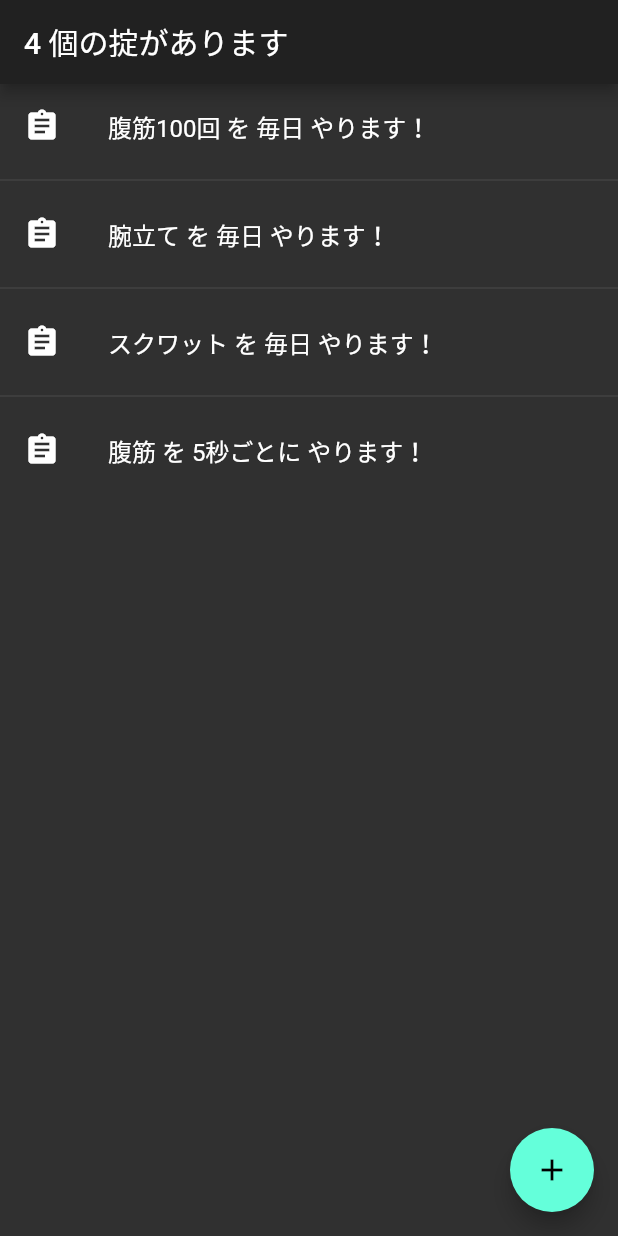
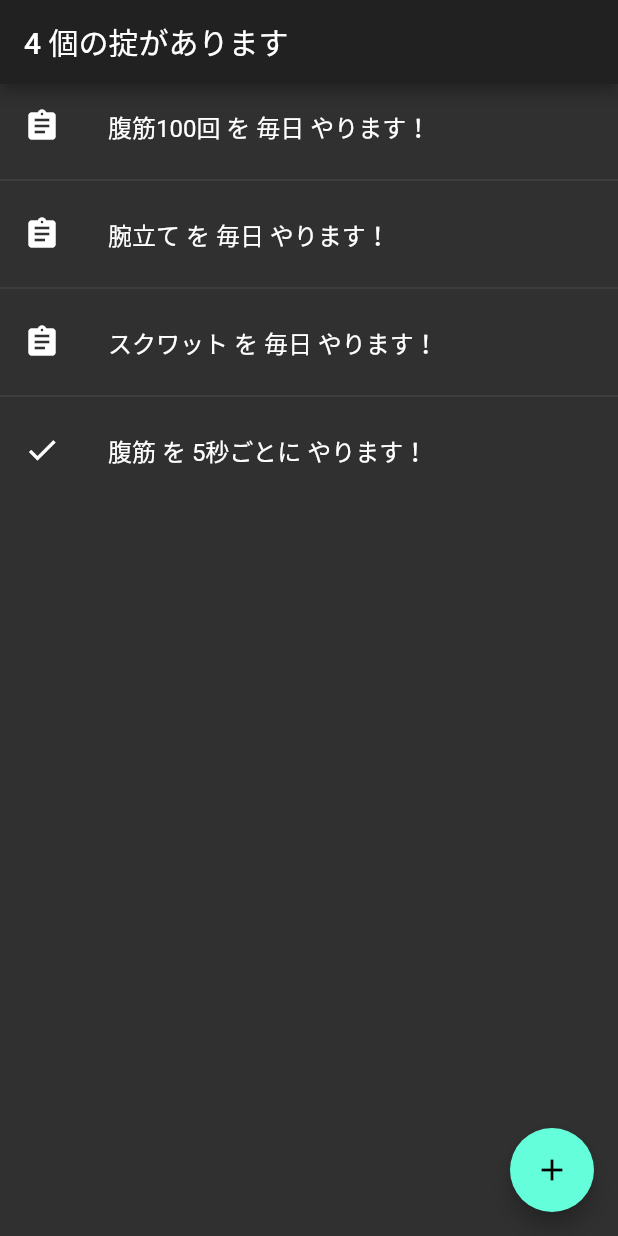
Before and after one commit to r0xyz/doneit, a Flutter app: the screen it shows after launch, on a phone screen of 412 x 824 dp. Run offline on Flutter 3.47's test engine with Material 2 defaults, Android fonts, the phone set to English and light mode, and no system bars; our stand-ins replace percent_indicator.

Commit message:
add done icon

```diff
--- a/lib/util/task.dart
+++ b/lib/util/task.dart
@@ -68,4 +68,7 @@ class TaskProgress {
 
   /// 成功率は？
   double get succeedRate => completedCount <= 0 ? 0 : succeedCount / completedCount;
+
+  /// 完了している？
+  bool get done => completedCount >= length;
 }
--- a/lib/widget/task_list.dart
+++ b/lib/widget/task_list.dart
@@ -28,7 +28,7 @@ class _TaskListWidget extends State<TaskListWidget> {
         itemBuilder: (context, index) {
           final task = _tasks.elementAt(index);
           return ListTile(
-            leading: Icon(Icons.assignment),
+            leading: Icon(task.progress.done ? Icons.check : Icons.assignment),
             title: Text("${task.title} を ${DurationFormat(task.duration.period, every: true)} やります！"),
             onTap: () {
               Navigator.push(context, MaterialPageRoute(builder: (context) => TaskWidget(task)));
```
